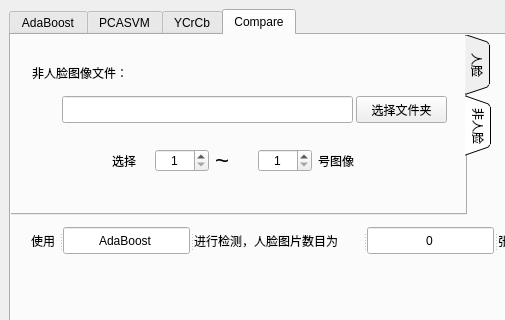
Qt form UI/FaceDetactUI.ui (guanking/FaceDetect) before a commit; both pictures show x 0 to 505 and y 0 to 320 of the 800 by 600 pixel window.
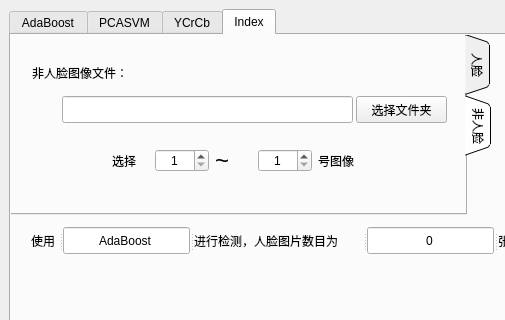
The same form after that commit. Icons and pictures are not drawn.

Patch:
```diff
--- a/UI/FaceDetactUI.ui
+++ b/UI/FaceDetactUI.ui
@@ -1363,7 +1363,7 @@
       </widget>
       <widget class="QWidget" name="compareTab">
        <attribute name="title">
-        <string>Compare</string>
+        <string>Index</string>
        </attribute>
        <widget class="QTabWidget" name="cNotfaceEndBox">
         <property name="geometry">
```
